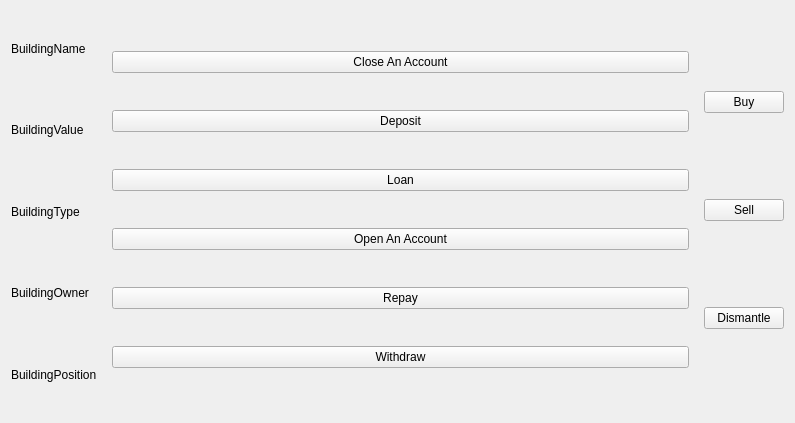
First picture: the form in buildingdetaildialog.ui, repository lgasyou/SimpleSimulator, before the edit.
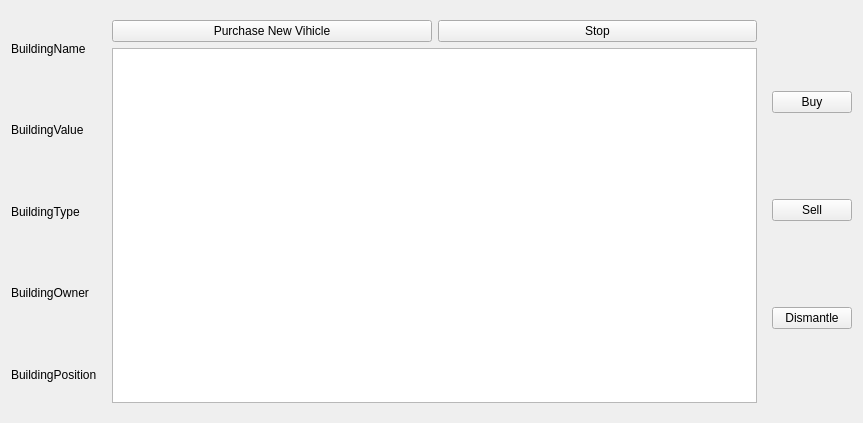
Second picture: the form after the edit. Custom widgets are drawn as their Qt base class.

```diff
--- a/buildingdetaildialog.ui
+++ b/buildingdetaildialog.ui
@@ -6,7 +6,7 @@
    <rect>
     <x>0</x>
     <y>0</y>
-    <width>795</width>
+    <width>863</width>
     <height>423</height>
    </rect>
   </property>
@@ -56,7 +56,7 @@
    <item row="0" column="1">
     <widget class="QStackedWidget" name="detailStackedWidget">
      <property name="currentIndex">
-      <number>0</number>
+      <number>3</number>
      </property>
      <widget class="QWidget" name="bankPage">
       <layout class="QGridLayout" name="gridLayout_2">
@@ -124,6 +124,30 @@
          </property>
         </widget>
        </item>
+       <item row="1" column="0" colspan="2">
+        <widget class="MachineTableWidget" name="farmTableWidget"/>
+       </item>
+      </layout>
+     </widget>
+     <widget class="QWidget" name="garagePage">
+      <layout class="QGridLayout" name="gridLayout_8">
+       <item row="0" column="0">
+        <widget class="QPushButton" name="purchaseNewVihiclePushButton">
+         <property name="text">
+          <string>Purchase New Vihicle</string>
+         </property>
+        </widget>
+       </item>
+       <item row="0" column="1">
+        <widget class="QPushButton" name="stopGaragePushButton">
+         <property name="text">
+          <string>Stop</string>
+         </property>
+        </widget>
+       </item>
+       <item row="1" column="0" colspan="2">
+        <widget class="GarageTableWidget" name="garageTableWidget"/>
+       </item>
       </layout>
      </widget>
      <widget class="QWidget" name="minePage">
@@ -237,6 +261,16 @@
    <extends>QPushButton</extends>
    <header>mypushbutton.h</header>
   </customwidget>
+  <customwidget>
+   <class>GarageTableWidget</class>
+   <extends>QTableWidget</extends>
+   <header>garagetablewidget.h</header>
+  </customwidget>
+  <customwidget>
+   <class>MachineTableWidget</class>
+   <extends>QTableWidget</extends>
+   <header>machinetablewidget.h</header>
+  </customwidget>
  </customwidgets>
  <resources/>
  <connections/>
```
Left out of the diff: 157 changed lines with no effect on the pictures.
